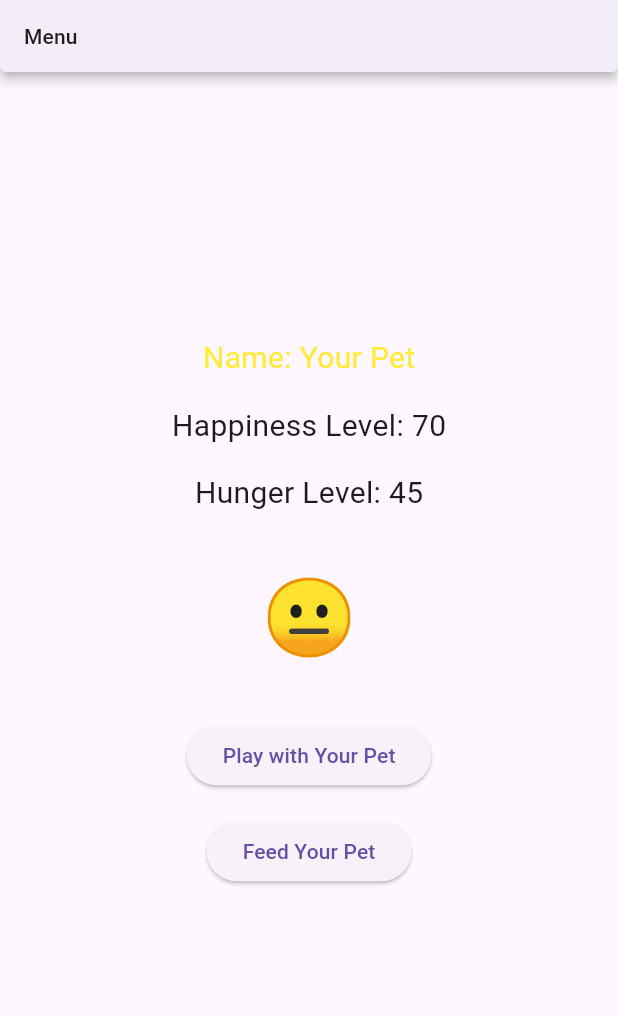
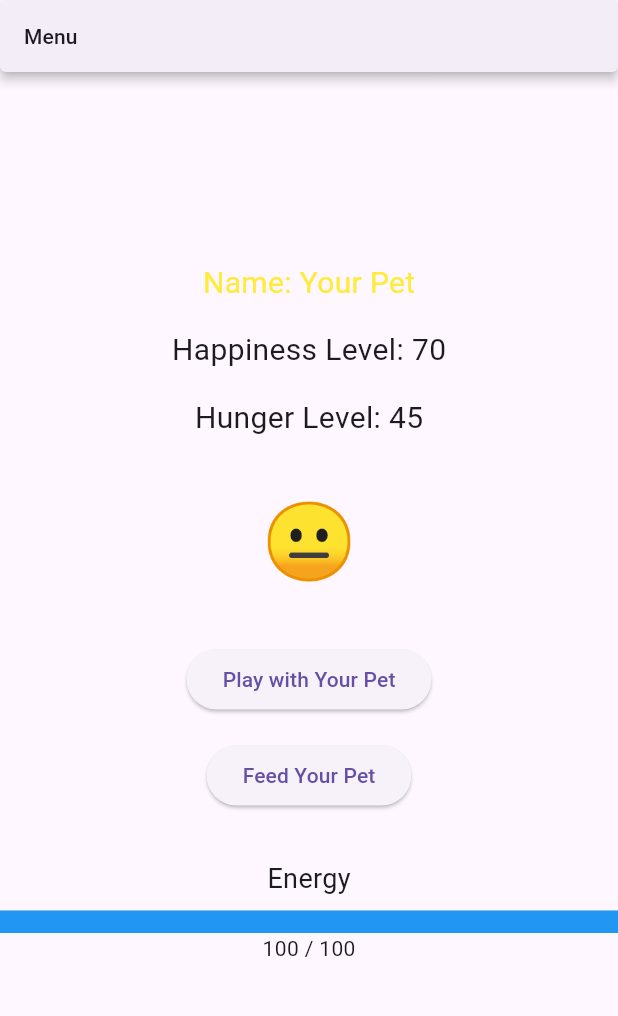
Before and after one commit to bwatts1/digital_pet_app, a Flutter app: the screen it shows after launch, after a tap on "Play with Your Pet", after a tap on "Feed Your Pet", on a phone screen of 412 x 824 dp, the part 84-1100 px from its top. Run offline on Flutter 3.47's test engine with Material 3 defaults, Android fonts, the phone set to English and light mode, and no system bars.

Commit message:
added new element energy

```diff
--- a/lib/main.dart
+++ b/lib/main.dart
@@ -19,6 +19,7 @@ class _DigitalPetAppState extends State<DigitalPetApp> {
   int _selectedPage = 0;
   int happinessLevel = 50;
   int hungerLevel = 50;
+  int energyLevel = 100; // <-- New Energy Level
   Color color = Colors.green;
   final myController = TextEditingController();
   Timer? _hungerTimer;
@@ -60,8 +61,12 @@ class _DigitalPetAppState extends State<DigitalPetApp> {
 
   void _playWithPet() {
     setState(() {
-      happinessLevel += 10;
-      _updateHunger();
+      if (energyLevel > 0) {
+        happinessLevel += 10;
+        energyLevel -= 10; // Playing uses energy
+        if (energyLevel < 0) energyLevel = 0;
+        _updateHunger();
+      }
     });
   }
 
@@ -69,6 +74,8 @@ class _DigitalPetAppState extends State<DigitalPetApp> {
     setState(() {
       hungerLevel -= 10;
       if (hungerLevel < 0) hungerLevel = 0;
+      energyLevel += 10; // Feeding restores energy
+      if (energyLevel > 100) energyLevel = 100;
       _updateHappiness();
     });
   }
@@ -110,6 +117,23 @@ class _DigitalPetAppState extends State<DigitalPetApp> {
     }
   }
 
+  // Energy Bar Widget
+  Widget _buildEnergyBar() {
+    return Column(
+      children: [
+        const Text("Energy", style: TextStyle(fontSize: 18)),
+        const SizedBox(height: 8),
+        LinearProgressIndicator(
+          value: energyLevel / 100,
+          backgroundColor: Colors.grey[300],
+          color: Colors.blue,
+          minHeight: 15,
+        ),
+        Text("$energyLevel / 100"),
+      ],
+    );
+  }
+
   @override
   Widget build(BuildContext context) {
     final List<Widget> _pages = [
@@ -138,10 +162,11 @@ class _DigitalPetAppState extends State<DigitalPetApp> {
               onPressed: _feedPet,
               child: const Text('Feed Your Pet'),
             ),
+            const SizedBox(height: 32.0),
+            _buildEnergyBar(), // <-- Energy bar widget
           ],
         ),
       ),
-
       // Settings Page
       Center(
         child: Padding(
```
